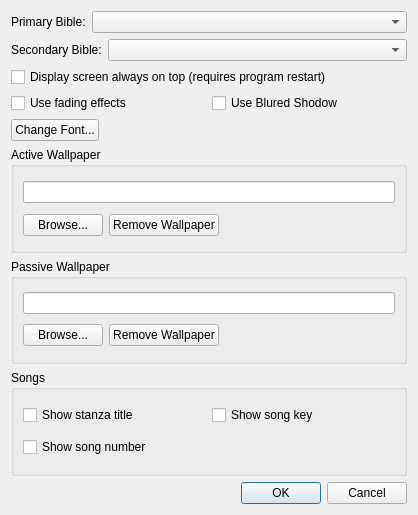
Before: the Qt Designer form src/settingsdialog.ui in SoftProjector/src, drawn with Qt 5.
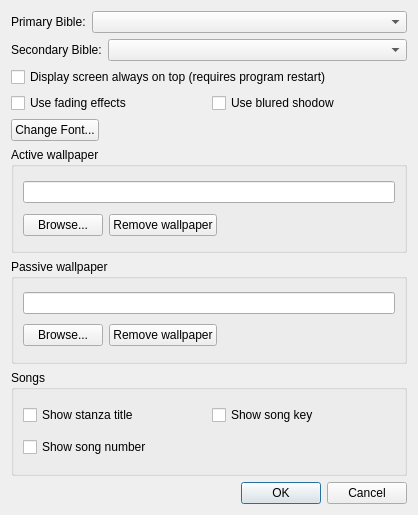
After: the same form once the commit is applied.

The edit to the form file:
```diff
--- a/src/settingsdialog.ui
+++ b/src/settingsdialog.ui
@@ -84,7 +84,7 @@
         <string>Useful when using a wallpaper image. Displays a fancy shadow effect.</string>
        </property>
        <property name="text">
-        <string>Use Blured Shodow</string>
+        <string>Use blured shodow</string>
        </property>
       </widget>
      </item>
@@ -117,7 +117,7 @@
    <item>
     <widget class="QGroupBox" name="groupBox">
      <property name="title">
-      <string>Active Wallpaper</string>
+      <string>Active wallpaper</string>
      </property>
      <layout class="QVBoxLayout" name="verticalLayout">
       <item>
@@ -142,7 +142,7 @@
         <item>
          <widget class="QPushButton" name="remove_wallpaper_button">
           <property name="text">
-           <string>Remove Wallpaper</string>
+           <string>Remove wallpaper</string>
           </property>
          </widget>
         </item>
@@ -167,7 +167,7 @@
    <item>
     <widget class="QGroupBox" name="groupBox_3">
      <property name="title">
-      <string>Passive Wallpaper</string>
+      <string>Passive wallpaper</string>
      </property>
      <layout class="QVBoxLayout" name="verticalLayout_2">
       <item>
@@ -192,7 +192,7 @@
         <item>
          <widget class="QPushButton" name="remove_passive_wallpaper_button">
           <property name="text">
-           <string>Remove Wallpaper</string>
+           <string>Remove wallpaper</string>
           </property>
          </widget>
         </item>
```
